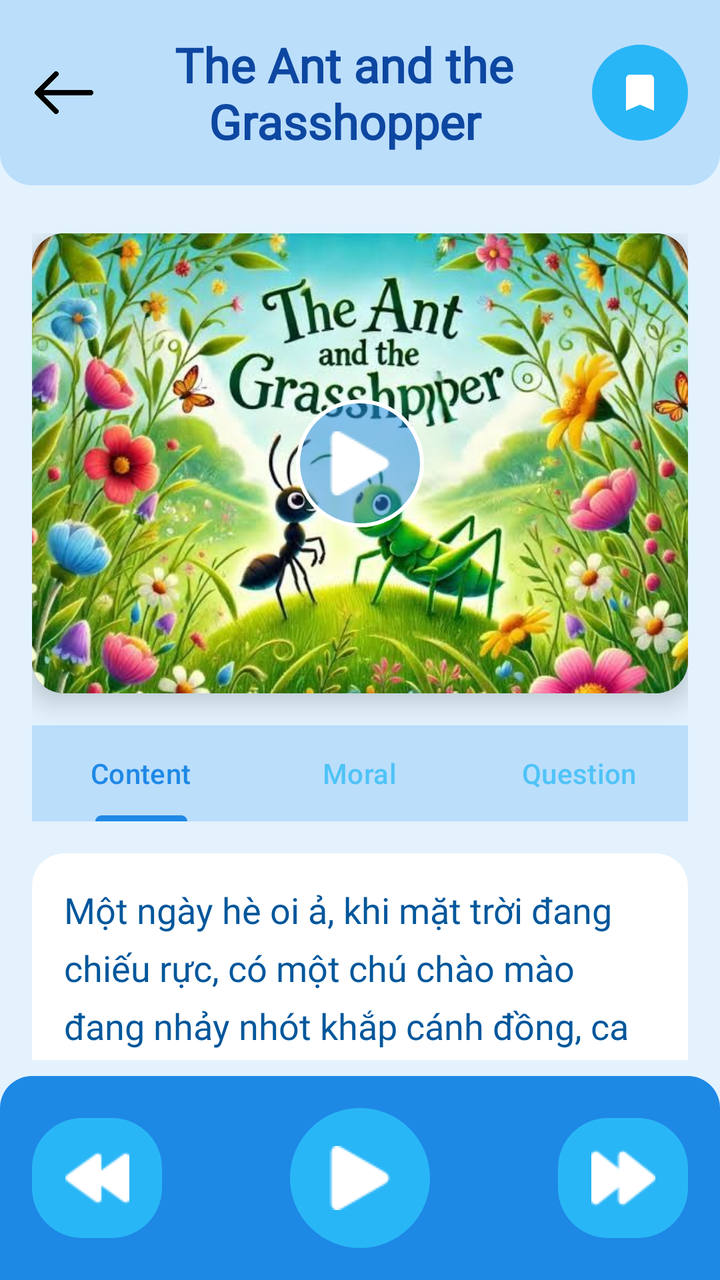
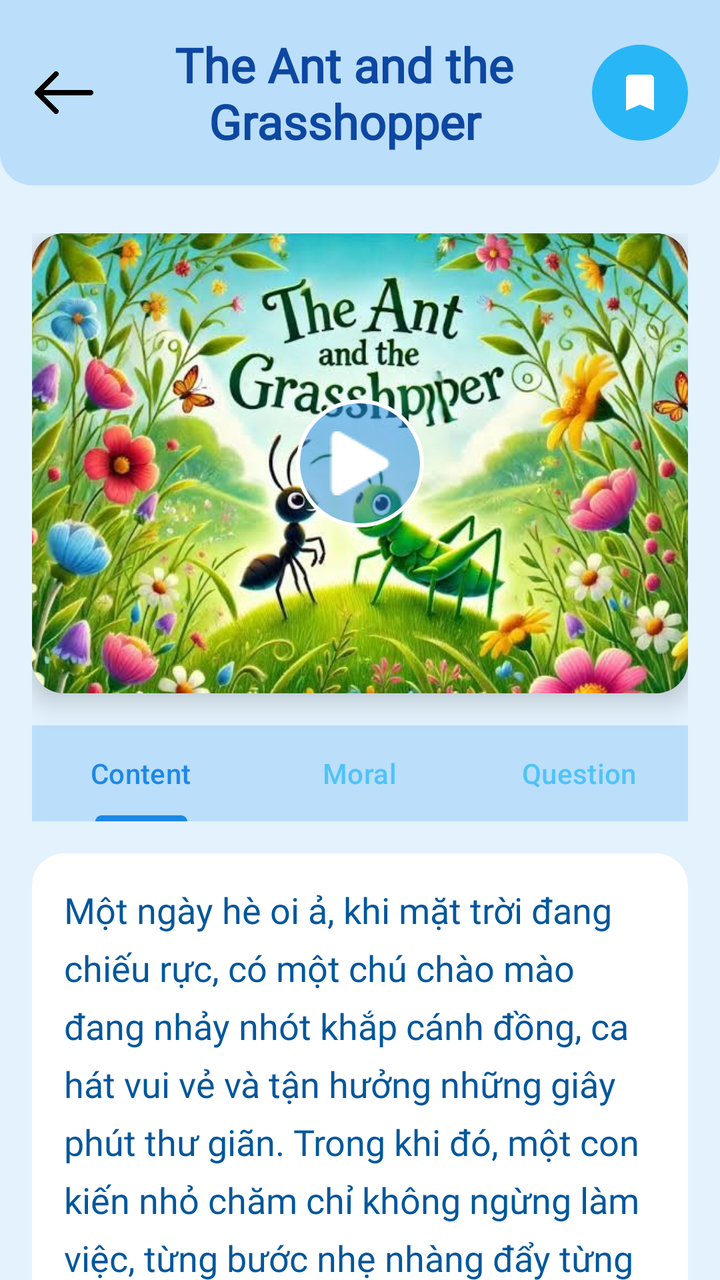

Two renders of the same Android screen: before a commit and after it. Below are the layout's source before the change and the commit's diff.
<!-- AndroidManifest.xml: application theme Theme.KidApp -->
<!-- res/layout/story_detail_activity.xml -->
<?xml version="1.0" encoding="utf-8"?>
<androidx.constraintlayout.widget.ConstraintLayout xmlns:android="http://schemas.android.com/apk/res/android"
    xmlns:app="http://schemas.android.com/apk/res-auto"
    xmlns:tools="http://schemas.android.com/tools"
    android:layout_width="match_parent"
    android:layout_height="match_parent"
    android:background="@drawable/story_background">

    
    <androidx.constraintlayout.widget.ConstraintLayout
        android:id="@+id/headerLayout"
        android:layout_width="match_parent"
        android:layout_height="wrap_content"
        android:background="@drawable/header_background"
        android:padding="16dp"
        app:layout_constraintTop_toTopOf="parent">

        <ImageView
            android:id="@+id/btnBack"
            android:layout_width="32dp"
            android:layout_height="32dp"
            android:src="@drawable/ic_back"
            android:background="?attr/selectableItemBackgroundBorderless"
            app:layout_constraintBottom_toBottomOf="parent"
            app:layout_constraintStart_toStartOf="parent"
            app:layout_constraintTop_toTopOf="parent" />

        <TextView
            android:id="@+id/tvStoryTitle"
            android:layout_width="0dp"
            android:layout_height="wrap_content"
            android:layout_marginStart="16dp"
            android:layout_marginEnd="16dp"
            android:fontFamily="@font/kids_font"
            android:gravity="center"
            android:text="The Ant and the Grasshopper"
            android:textColor="#0D47A1"
            android:textSize="24sp"
            android:textStyle="bold"
            app:layout_constraintBottom_toBottomOf="parent"
            app:layout_constraintEnd_toStartOf="@+id/btnBookmark"
            app:layout_constraintStart_toEndOf="@+id/btnBack"
            app:layout_constraintTop_toTopOf="parent" />

        <ImageButton
            android:id="@+id/btnBookmark"
            android:layout_width="48dp"
            android:layout_height="48dp"
            android:background="@drawable/circular_button_bg"
            android:contentDescription="Đánh dấu"
            android:src="@drawable/ic_bookmark"
            android:tint="@color/white"
            app:layout_constraintBottom_toBottomOf="parent"
            app:layout_constraintEnd_toEndOf="parent"
            app:layout_constraintTop_toTopOf="parent" />
    </androidx.constraintlayout.widget.ConstraintLayout>

    
    <androidx.core.widget.NestedScrollView
        android:id="@+id/scrollView"
        android:layout_width="match_parent"
        android:layout_height="0dp"
        android:layout_marginTop="8dp"
        android:layout_marginBottom="8dp"
        app:layout_constraintBottom_toTopOf="@+id/navigationLayout"
        app:layout_constraintTop_toBottomOf="@+id/headerLayout">

        <androidx.constraintlayout.widget.ConstraintLayout
            android:layout_width="match_parent"
            android:layout_height="wrap_content"
            android:padding="16dp">

            
            <androidx.cardview.widget.CardView
                android:id="@+id/videoPlayerCard"
                android:layout_width="match_parent"
                android:layout_height="wrap_content"
                app:cardCornerRadius="16dp"
                app:cardElevation="8dp"
                app:layout_constraintEnd_toEndOf="parent"
                app:layout_constraintStart_toStartOf="parent"
                app:layout_constraintTop_toTopOf="parent">

                <FrameLayout
                    android:layout_width="match_parent"
                    android:layout_height="230dp">

                    <VideoView
                        android:id="@+id/videoView"
                        android:layout_width="match_parent"
                        android:layout_height="match_parent"
                        android:layout_gravity="center" />

                    <ImageView
                        android:id="@+id/thumbnailImageView"
                        android:layout_width="match_parent"
                        android:layout_height="match_parent"
                        android:contentDescription="Thumbnail"
                        android:scaleType="centerCrop"
                        android:src="@drawable/the_ant_and_the_grasshopper"
                        android:visibility="visible" />

                    <ImageButton
                        android:id="@+id/btnPlayVideo"
                        android:layout_width="64dp"
                        android:layout_height="64dp"
                        android:layout_gravity="center"
                        android:background="@drawable/play_button_bg"
                        android:contentDescription="Play Video"
                        android:src="@drawable/detail_music_play" />

                    <LinearLayout
                        android:id="@+id/videoControlsLayout"
                        android:layout_width="match_parent"
                        android:layout_height="wrap_content"
                        android:layout_gravity="bottom"
                        android:background="#80000000"
                        android:orientation="horizontal"
                        android:padding="8dp"
                        android:visibility="gone">

                        <ImageButton
                            android:id="@+id/btnPlayPause"
                            android:layout_width="36dp"
                            android:layout_height="36dp"
                            android:background="?attr/selectableItemBackgroundBorderless"
                            android:contentDescription="Play/Pause"
                            android:src="@drawable/detail_music_pause" />

                        <SeekBar
                            android:id="@+id/seekBar"
                            android:layout_width="0dp"
                            android:layout_height="wrap_content"
                            android:layout_gravity="center_vertical"
                            android:layout_marginStart="8dp"
                            android:layout_marginEnd="8dp"
                            android:layout_weight="1"
                            android:progressTint="#1E88E5"
                            android:thumbTint="#29B6F6" />

                        <TextView
                            android:id="@+id/tvDuration"
                            android:layout_width="wrap_content"
                            android:layout_height="wrap_content"
                            android:layout_gravity="center_vertical"
                            android:text="00:00 / 00:00"
                            android:textColor="@color/white"
                            android:textSize="12sp" />

                        <ImageButton
                            android:id="@+id/btnFullscreen"
                            android:layout_width="36dp"
                            android:layout_height="36dp"
                            android:layout_marginStart="8dp"
                            android:background="?attr/selectableItemBackgroundBorderless"
                            android:contentDescription="Toàn màn hình"
                            android:src="@drawable/ic_fullscreen" />
                    </LinearLayout>
                </FrameLayout>
            </androidx.cardview.widget.CardView>

            
            <com.google.android.material.tabs.TabLayout
                android:id="@+id/storyTabLayout"
                android:layout_width="match_parent"
                android:layout_height="wrap_content"
                android:layout_marginTop="16dp"
                android:background="#BBDEFB"
                app:tabIndicatorColor="#1E88E5"
                app:tabSelectedTextColor="#1E88E5"
                app:tabTextColor="#4FC3F7"
                app:layout_constraintTop_toBottomOf="@+id/videoPlayerCard"
                app:layout_constraintStart_toStartOf="parent"
                app:layout_constraintEnd_toEndOf="parent">

                <com.google.android.material.tabs.TabItem
                    android:layout_width="wrap_content"
                    android:layout_height="wrap_content"
                    android:text="Content" />

                <com.google.android.material.tabs.TabItem
                    android:layout_width="wrap_content"
                    android:layout_height="wrap_content"
                    android:text="Moral" />

                <com.google.android.material.tabs.TabItem
                    android:layout_width="wrap_content"
                    android:layout_height="wrap_content"
                    android:text="Question" />
            </com.google.android.material.tabs.TabLayout>

            <androidx.viewpager2.widget.ViewPager2
                android:id="@+id/viewPager"
                android:layout_width="match_parent"
                android:layout_height="wrap_content"
                android:layout_marginTop="8dp"
                app:layout_constraintEnd_toEndOf="parent"
                app:layout_constraintStart_toStartOf="parent"
                app:layout_constraintTop_toBottomOf="@+id/storyTabLayout"
                />

            
            <androidx.cardview.widget.CardView
                android:id="@+id/storyContentCard"
                android:layout_width="match_parent"
                android:layout_height="wrap_content"
                android:layout_marginTop="16dp"
                app:cardBackgroundColor="@color/white"
                app:cardCornerRadius="16dp"
                app:cardElevation="4dp"
                app:layout_constraintEnd_toEndOf="parent"
                app:layout_constraintStart_toStartOf="parent"
                app:layout_constraintTop_toBottomOf="@+id/storyTabLayout">

                <TextView
                    android:id="@+id/tvStoryContent"
                    android:layout_width="match_parent"
                    android:layout_height="wrap_content"
                    android:fontFamily="@font/kids_font"
                    android:lineSpacingExtra="8dp"
                    android:padding="16dp"
                    android:textColor="#01579B"
                    android:textSize="18sp"
                    android:text="Một ngày hè oi ả, khi mặt trời đang chiếu rực, có một chú chào mào đang nhảy nhót khắp cánh đồng, ca hát vui vẻ và tận hưởng những giây phút thư giãn. Trong khi đó, một con kiến nhỏ chăm chỉ không ngừng làm việc, từng bước nhẹ nhàng đẩy từng hạt thức ăn về tổ để chuẩn bị cho mùa đông sắp tới.\n\nChào mào ngó thấy kiến đang bận rộn mà không hiểu vì sao con không dừng lại vui chơi cùng mình. Vì vậy, chú chào mào liền than thầm:\n\n“Sao con không nghỉ lại chơi cùng tôi? Hãy tận hưởng mùa hè này đi chứ!”\n\nNhưng con kiến kiên trì đáp lại:\n\n“Tôi đang tích trữ thức ăn cho mùa đông. Con nên tận hưởng bây giờ, nhưng hãy nhớ rằng ngày mai không bao giờ biết trước!”\n\nChú chào mào chỉ cười khẩy và nghĩ rằng mùa đông còn xa, nên không cần phải lo lắng. Thời gian trôi đi, và mùa đông lạnh giá cuối cùng cũng đến. Cánh đồng bỗng trở nên trơ trọi, thức ăn khan hiếm và cả thiên nhiên chìm trong băng giá.\n\nĐói khát và lạnh lẽo, chú chào mào buộc phải nhớ đến lời khuyên của kiến. Chú tìm đến tổ kiến để nhờ một chút thức ăn. Dù bận rộn với công việc của mình, con kiến vẫn chia sẻ thức ăn cùng chú chào mào, đồng thời nhắc nhở:\n\n“Nếu con đã nghe lời tôi, thì mùa hè nên dành thời gian làm việc để chuẩn bị cho mùa đông. Hãy nhớ rằng sự chăm chỉ hôm nay sẽ giúp con vượt qua những khó khăn ngày mai.”" />

            </androidx.cardview.widget.CardView>

            
            <androidx.cardview.widget.CardView
                android:id="@+id/moralCard"
                android:layout_width="match_parent"
                android:layout_height="wrap_content"
                android:layout_marginTop="16dp"
                app:cardBackgroundColor="#BBDEFB"
                app:cardCornerRadius="16dp"
                app:cardElevation="4dp"
                app:layout_constraintEnd_toEndOf="parent"
                app:layout_constraintStart_toStartOf="parent"
                app:layout_constraintTop_toBottomOf="@+id/storyContentCard"
                android:visibility="gone">

                <LinearLayout
                    android:layout_width="match_parent"
                    android:layout_height="wrap_content"
                    android:orientation="vertical"
                    android:padding="16dp">

                    <TextView
                        android:id="@+id/tvMoralTitle"
                        android:layout_width="match_parent"
                        android:layout_height="wrap_content"
                        android:fontFamily="@font/kids_font"
                        android:text="Bài học từ câu chuyện"
                        android:textColor="#BBDEFB"
                        android:textSize="20sp"
                        android:textStyle="bold" />

                    <TextView
                        android:id="@+id/tvMoralContent"
                        android:layout_width="match_parent"
                        android:layout_height="wrap_content"
                        android:layout_marginTop="8dp"
                        android:fontFamily="@font/kids_font"
                        android:text="Hãy biết chuẩn bị cho tương lai từ hôm nay. Sự chăm chỉ, kỷ luật và biết định hướng công việc khi còn có điều kiện sẽ giúp con vượt qua những thời điểm khó khăn về sau."
                        android:textColor="#01579B"
                        android:textSize="16sp" />
                </LinearLayout>
            </androidx.cardview.widget.CardView>

            
            <androidx.cardview.widget.CardView
                android:id="@+id/quizCard"
                android:layout_width="match_parent"
                android:layout_height="wrap_content"
                android:layout_marginTop="16dp"
                android:layout_marginBottom="16dp"
                app:cardBackgroundColor="#E3F2FD"
                app:cardCornerRadius="16dp"
                app:cardElevation="4dp"
                app:layout_constraintBottom_toBottomOf="parent"
                app:layout_constraintEnd_toEndOf="parent"
                app:layout_constraintStart_toStartOf="parent"
                app:layout_constraintTop_toBottomOf="@+id/moralCard"
                android:visibility="gone">

                <LinearLayout
                    android:layout_width="match_parent"
                    android:layout_height="wrap_content"
                    android:orientation="vertical"
                    android:padding="16dp">

                    <TextView
                        android:id="@+id/tvQuizTitle"
                        android:layout_width="match_parent"
                        android:layout_height="wrap_content"
                        android:fontFamily="@font/kids_font"
                        android:text="let's check!"
                        android:textColor="#1E88E5"
                        android:textSize="20sp"
                        android:textStyle="bold" />

                    <TextView
                        android:id="@+id/tvQuizQuestion"
                        android:layout_width="match_parent"
                        android:layout_height="wrap_content"
                        android:layout_marginTop="8dp"
                        android:fontFamily="@font/kids_font"
                        android:text="Trong mùa hè, con kiến đã làm gì"
                        android:textColor="#01579B"
                        android:textSize="16sp" />

                    <RadioGroup
                        android:id="@+id/rgQuizOptions"
                        android:layout_width="match_parent"
                        android:layout_height="wrap_content"
                        android:layout_marginTop="16dp">

                        <RadioButton
                            android:id="@+id/rbOption1"
                            android:layout_width="match_parent"
                            android:layout_height="wrap_content"
                            android:fontFamily="@font/kids_font"
                            android:padding="8dp"
                            android:text="Chơi đùa"
                            android:textSize="16sp"
                            android:buttonTint="#1E88E5" />

                        <RadioButton
                            android:id="@+id/rbOption2"
                            android:layout_width="match_parent"
                            android:layout_height="wrap_content"
                            android:fontFamily="@font/kids_font"
                            android:padding="8dp"
                            android:text="Tích trữ thức ăn"
                            android:textSize="16sp"
                            android:buttonTint="#1E88E5" />

                        <RadioButton
                            android:id="@+id/rbOption3"
                            android:layout_width="match_parent"
                            android:layout_height="wrap_content"
                            android:fontFamily="@font/kids_font"
                            android:padding="8dp"
                            android:text="Ngủ cả ngày"
                            android:textSize="16sp"
                            android:buttonTint="#1E88E5" />
                    </RadioGroup>

                    <Button
                        android:id="@+id/btnSubmitAnswer"
                        android:layout_width="wrap_content"
                        android:layout_height="wrap_content"
                        android:layout_gravity="center_horizontal"
                        android:layout_marginTop="16dp"
                        android:backgroundTint="#FFFA8D"
                        android:fontFamily="@font/kids_font"
                        android:padding="12dp"
                        android:text="Check"
                        android:textAllCaps="false"
                        android:textColor="#FA812F"
                        android:textSize="16sp" />
                </LinearLayout>
            </androidx.cardview.widget.CardView>

            
        </androidx.constraintlayout.widget.ConstraintLayout>
    </androidx.core.widget.NestedScrollView>

    
    <androidx.constraintlayout.widget.ConstraintLayout
        android:id="@+id/navigationLayout"
        android:layout_width="match_parent"
        android:layout_height="wrap_content"
        android:background="@drawable/footer_background"
        android:backgroundTint="#1E88E5"
        android:padding="16dp"
        app:layout_constraintBottom_toBottomOf="parent">

        <ImageButton
            android:id="@+id/btnPrevious"
            android:layout_width="65dp"
            android:layout_height="60dp"
            android:background="@drawable/navigation_button_bg"
            android:backgroundTint="#29B6F6"
            android:contentDescription="Câu chuyện trước"
            android:src="@drawable/rewind_button"
            android:tint="@color/white"
            app:layout_constraintBottom_toBottomOf="parent"
            app:layout_constraintStart_toStartOf="parent"
            app:layout_constraintTop_toTopOf="parent" />

        <ImageButton
            android:id="@+id/btnAudio"
            android:layout_width="70dp"
            android:layout_height="70dp"
            android:background="@drawable/audio_button_bg"
            android:backgroundTint="#29B6F6"
            android:contentDescription="Phát âm thanh"
            android:src="@drawable/detail_music_play"
            android:tint="@color/white"
            app:layout_constraintBottom_toBottomOf="parent"
            app:layout_constraintEnd_toStartOf="@+id/btnNext"
            app:layout_constraintStart_toEndOf="@+id/btnPrevious"
            app:layout_constraintTop_toTopOf="parent" />

        <ImageButton
            android:id="@+id/btnNext"
            android:layout_width="65dp"
            android:layout_height="60dp"
            android:background="@drawable/navigation_button_bg"
            android:backgroundTint="#29B6F6"
            android:contentDescription="Câu chuyện tiếp"
            android:src="@drawable/next_button"
            android:tint="@color/white"
            app:layout_constraintBottom_toBottomOf="parent"
            app:layout_constraintEnd_toEndOf="parent"
            app:layout_constraintTop_toTopOf="parent" />
    </androidx.constraintlayout.widget.ConstraintLayout>

    
    <com.airbnb.lottie.LottieAnimationView
        android:id="@+id/animationView"
        android:layout_width="match_parent"
        android:layout_height="match_parent"
        android:visibility="gone"
        app:layout_constraintBottom_toTopOf="@+id/navigationLayout"
        app:layout_constraintEnd_toEndOf="parent"
        app:layout_constraintStart_toStartOf="parent"
        app:layout_constraintTop_toTopOf="parent"
        app:lottie_autoPlay="true"
        app:lottie_rawRes="@raw/congratulation_animation" />
</androidx.constraintlayout.widget.ConstraintLayout>
<!-- resources referenced by this layout -->
<resources>
  <color name="white">#FFFFFFFF</color>
  <!-- drawable audio_button_bg (drawable) -->
  <?xml version="1.0" encoding="utf-8"?>
  <ripple xmlns:android="http://schemas.android.com/apk/res/android"
      android:color="#40000000">
      <item>
          <shape android:shape="oval">
              <gradient
                  android:startColor="#8BC34A"
                  android:endColor="#4CAF50"
                  android:angle="45" />
              <stroke android:color="#388E3C" android:width="2dp" />
          </shape>
      </item>
  </ripple>
  <!-- drawable circular_button_bg (drawable) -->
  <?xml version="1.0" encoding="utf-8"?>
  <shape xmlns:android="http://schemas.android.com/apk/res/android"
      android:shape="oval">
      <solid android:color="#29B6F6" />
  </shape>
  <!-- drawable detail_music_pause: png bitmap (drawable, 230 bytes) -->
  <!-- drawable detail_music_play: png bitmap (drawable, 537 bytes) -->
  <!-- drawable footer_background (drawable) -->
  <?xml version="1.0" encoding="utf-8"?>
  <shape xmlns:android="http://schemas.android.com/apk/res/android">
      <solid android:color="#1E88E5" />
      <corners android:topLeftRadius="16dp" android:topRightRadius="16dp" />
  </shape>
  <!-- drawable header_background (drawable) -->
  <?xml version="1.0" encoding="utf-8"?>
  <shape xmlns:android="http://schemas.android.com/apk/res/android">
      <solid android:color="#BBDEFB" />
      <corners android:bottomLeftRadius="16dp" android:bottomRightRadius="16dp" />
  </shape>
  <!-- drawable ic_back: png bitmap (drawable, 3507 bytes) -->
  <!-- drawable ic_bookmark (drawable) -->
  <?xml version="1.0" encoding="utf-8"?>
  <vector xmlns:android="http://schemas.android.com/apk/res/android"
      android:width="24dp"
      android:height="24dp"
      android:viewportWidth="24"
      android:viewportHeight="24">
  
      <path
          android:fillColor="#FF5722"
          android:pathData="M17,3H7c-1.1,0 -2,0.9 -2,2v16l7,-3 7,3V5c0,-1.1 -0.9,-2 -2,-2z" />
  </vector>
  <!-- drawable ic_fullscreen: png bitmap (drawable, 316 bytes) -->
  <!-- drawable navigation_button_bg (drawable) -->
  <?xml version="1.0" encoding="utf-8"?>
  <shape xmlns:android="http://schemas.android.com/apk/res/android"
      android:shape="rectangle">
      <corners android:radius="25dp" />
      <solid android:color="#29B6F6" />
  </shape>
  <!-- drawable next_button: png bitmap (drawable, 561 bytes) -->
  <!-- drawable play_button_bg (drawable) -->
  <?xml version="1.0" encoding="utf-8"?>
  <shape xmlns:android="http://schemas.android.com/apk/res/android"
      android:shape="oval">
      <solid android:color="#801E88E5" />
      <stroke android:width="2dp" android:color="@color/white" />
  </shape>
  <!-- drawable rewind_button: png bitmap (drawable, 552 bytes) -->
  <!-- drawable story_background (drawable) -->
  <?xml version="1.0" encoding="utf-8"?>
  <shape xmlns:android="http://schemas.android.com/apk/res/android">
      <solid android:color="#E3F2FD" />
      <corners android:radius="0dp" />
  </shape>
  <!-- drawable the_ant_and_the_grasshopper: png bitmap (drawable, 636335 bytes) -->
  <style name="Theme.KidApp" parent="Base.Theme.KidApp" />
  <style name="Base.Theme.KidApp" parent="Theme.Material3.DayNight.NoActionBar">
          
          
      </style>
</resources>

<!-- the commit's change to res/layout/story_detail_activity.xml (unified diff, before → after) -->
@@ -120,12 +120,32 @@
                         android:visibility="gone">
 
                         <ImageButton
+                            android:id="@+id/btnPreviousVideo"
+                            android:layout_width="36dp"
+                            android:layout_height="36dp"
+                            android:background="?attr/selectableItemBackgroundBorderless"
+                            android:contentDescription="Previous"
+                            android:src="@drawable/rewind_button"
+                            android:tint="@color/white" />
+
+                        <ImageButton
                             android:id="@+id/btnPlayPause"
                             android:layout_width="36dp"
                             android:layout_height="36dp"
+                            android:layout_marginStart="8dp"
                             android:background="?attr/selectableItemBackgroundBorderless"
                             android:contentDescription="Play/Pause"
                             android:src="@drawable/detail_music_pause" />
+
+                        <ImageButton
+                            android:id="@+id/btnNextVideo"
+                            android:layout_width="36dp"
+                            android:layout_height="36dp"
+                            android:layout_marginStart="8dp"
+                            android:background="?attr/selectableItemBackgroundBorderless"
+                            android:contentDescription="Next"
+                            android:src="@drawable/next_button"
+                            android:tint="@color/white" />
 
                         <SeekBar
                             android:id="@+id/seekBar"
@@ -154,7 +174,7 @@
                             android:layout_marginStart="8dp"
                             android:background="?attr/selectableItemBackgroundBorderless"
                             android:contentDescription="Toàn màn hình"
-                            android:src="@drawable/ic_fullscreen" />
+                            android:src="@drawable/fullscreen" />
                     </LinearLayout>
                 </FrameLayout>
             </androidx.cardview.widget.CardView>
@@ -367,55 +387,55 @@
     </androidx.core.widget.NestedScrollView>
 
     
-    <androidx.constraintlayout.widget.ConstraintLayout
-        android:id="@+id/navigationLayout"
-        android:layout_width="match_parent"
-        android:layout_height="wrap_content"
-        android:background="@drawable/footer_background"
-        android:backgroundTint="#1E88E5"
-        android:padding="16dp"
-        app:layout_constraintBottom_toBottomOf="parent">
-
-        <ImageButton
-            android:id="@+id/btnPrevious"
-            android:layout_width="65dp"
-            android:layout_height="60dp"
-            android:background="@drawable/navigation_button_bg"
-            android:backgroundTint="#29B6F6"
-            android:contentDescription="Câu chuyện trước"
-            android:src="@drawable/rewind_button"
-            android:tint="@color/white"
-            app:layout_constraintBottom_toBottomOf="parent"
-            app:layout_constraintStart_toStartOf="parent"
-            app:layout_constraintTop_toTopOf="parent" />
-
-        <ImageButton
-            android:id="@+id/btnAudio"
-            android:layout_width="70dp"
-            android:layout_height="70dp"
-            android:background="@drawable/audio_button_bg"
-            android:backgroundTint="#29B6F6"
-            android:contentDescription="Phát âm thanh"
-            android:src="@drawable/detail_music_play"
-            android:tint="@color/white"
-            app:layout_constraintBottom_toBottomOf="parent"
-            app:layout_constraintEnd_toStartOf="@+id/btnNext"
-            app:layout_constraintStart_toEndOf="@+id/btnPrevious"
-            app:layout_constraintTop_toTopOf="parent" />
-
-        <ImageButton
-            android:id="@+id/btnNext"
-            android:layout_width="65dp"
-            android:layout_height="60dp"
-            android:background="@drawable/navigation_button_bg"
-            android:backgroundTint="#29B6F6"
-            android:contentDescription="Câu chuyện tiếp"
-            android:src="@drawable/next_button"
-            android:tint="@color/white"
-            app:layout_constraintBottom_toBottomOf="parent"
-            app:layout_constraintEnd_toEndOf="parent"
-            app:layout_constraintTop_toTopOf="parent" />
-    </androidx.constraintlayout.widget.ConstraintLayout>
+
+
+
+
+
+
+
+
+
+
+
+
+
+
+
+
+
+
+
+
+
+
+
+
+
+
+
+
+
+
+
+
+
+
+
+
+
+
+
+
+
+
+
+
+
+
+
+
+
 
     
     <com.airbnb.lottie.LottieAnimationView
<!-- resource entries referenced after the edit -->
@@ -1,20 +1,6 @@
 <!-- resources referenced by this layout -->
 <resources>
   <color name="white">#FFFFFFFF</color>
-  <!-- drawable audio_button_bg (drawable) -->
-  <?xml version="1.0" encoding="utf-8"?>
-  <ripple xmlns:android="http://schemas.android.com/apk/res/android"
-      android:color="#40000000">
-      <item>
-          <shape android:shape="oval">
-              <gradient
-                  android:startColor="#8BC34A"
-                  android:endColor="#4CAF50"
-                  android:angle="45" />
-              <stroke android:color="#388E3C" android:width="2dp" />
-          </shape>
-      </item>
-  </ripple>
   <!-- drawable circular_button_bg (drawable) -->
   <?xml version="1.0" encoding="utf-8"?>
   <shape xmlns:android="http://schemas.android.com/apk/res/android"
@@ -23,12 +9,17 @@
   </shape>
   <!-- drawable detail_music_pause: png bitmap (drawable, 230 bytes) -->
   <!-- drawable detail_music_play: png bitmap (drawable, 537 bytes) -->
-  <!-- drawable footer_background (drawable) -->
-  <?xml version="1.0" encoding="utf-8"?>
-  <shape xmlns:android="http://schemas.android.com/apk/res/android">
-      <solid android:color="#1E88E5" />
-      <corners android:topLeftRadius="16dp" android:topRightRadius="16dp" />
-  </shape>
+  <!-- drawable fullscreen (drawable) -->
+  <vector xmlns:android="http://schemas.android.com/apk/res/android"
+      android:width="24dp"
+      android:height="24dp"
+      android:viewportWidth="24"
+      android:viewportHeight="24"
+      android:tint="#FFFFFF">
+    <path
+        android:fillColor="@android:color/white"
+        android:pathData="M7,14L5,14v5h5v-2L7,17v-3zM5,10h2L7,7h3L10,5L5,5v5zM17,17h-3v2h5v-5h-2v3zM14,5v2h3v3h2L19,5h-5z"/>
+  </vector>
   <!-- drawable header_background (drawable) -->
   <?xml version="1.0" encoding="utf-8"?>
   <shape xmlns:android="http://schemas.android.com/apk/res/android">
@@ -48,14 +39,6 @@
           android:fillColor="#FF5722"
           android:pathData="M17,3H7c-1.1,0 -2,0.9 -2,2v16l7,-3 7,3V5c0,-1.1 -0.9,-2 -2,-2z" />
   </vector>
-  <!-- drawable ic_fullscreen: png bitmap (drawable, 316 bytes) -->
-  <!-- drawable navigation_button_bg (drawable) -->
-  <?xml version="1.0" encoding="utf-8"?>
-  <shape xmlns:android="http://schemas.android.com/apk/res/android"
-      android:shape="rectangle">
-      <corners android:radius="25dp" />
-      <solid android:color="#29B6F6" />
-  </shape>
   <!-- drawable next_button: png bitmap (drawable, 561 bytes) -->
   <!-- drawable play_button_bg (drawable) -->
   <?xml version="1.0" encoding="utf-8"?>
